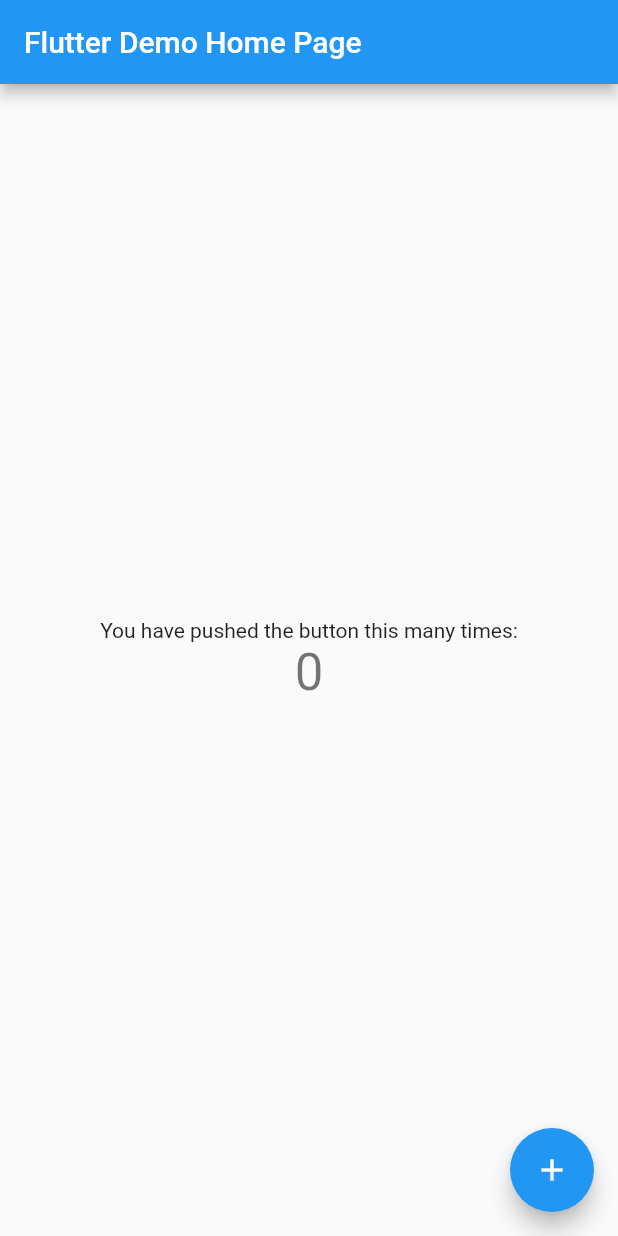
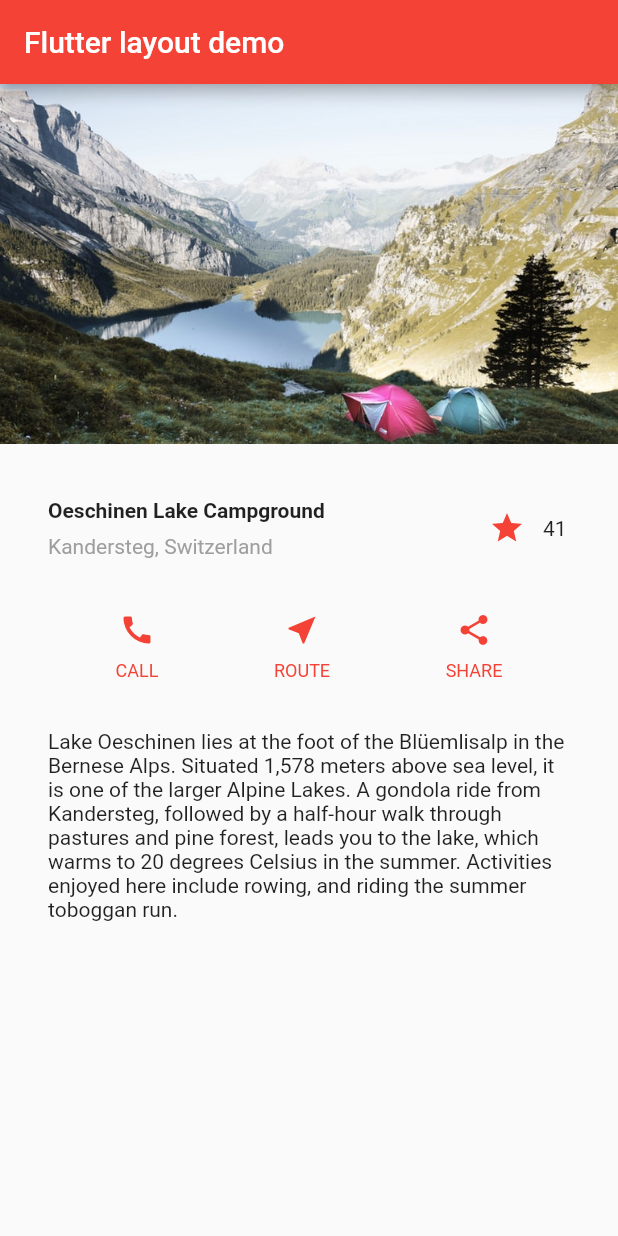
Before and after one commit to NayHtwe24/flutter_calculator, a Flutter app: the screen it shows after launch, on a phone screen of 412 x 824 dp. Run offline on Flutter 3.47's test engine with Material 2 defaults, Android fonts, the phone set to English and light mode, and no system bars.

Commit message:
Complete Flutter UI Tutorial

```diff
--- a/lib/main.dart
+++ b/lib/main.dart
@@ -1,111 +1,19 @@
 import 'package:flutter/material.dart';
+import 'package:nayhtwe_calculator/tutorial/my_home.dart';
 
-void main() => runApp(MyApp());
+void main() {
+  runApp(MyApp());
+}
 
 class MyApp extends StatelessWidget {
-  // This widget is the root of your application.
-  @override
+    @override
   Widget build(BuildContext context) {
+    // TODO: implement build
     return MaterialApp(
-      title: 'Flutter Demo',
-      theme: ThemeData(
-        // This is the theme of your application.
-        //
-        // Try running your application with "flutter run". You'll see the
-        // application has a blue toolbar. Then, without quitting the app, try
-        // changing the primarySwatch below to Colors.green and then invoke
-        // "hot reload" (press "r" in the console where you ran "flutter run",
-        // or simply save your changes to "hot reload" in a Flutter IDE).
-        // Notice that the counter didn't reset back to zero; the application
-        // is not restarted.
-        primarySwatch: Colors.blue,
-      ),
-      home: MyHomePage(title: 'Flutter Demo Home Page'),
+        theme: ThemeData(
+        primaryColor: Colors.red
+    ),
+      home: MyHome(),
     );
   }
 }
-
-class MyHomePage extends StatefulWidget {
-  MyHomePage({Key key, this.title}) : super(key: key);
-
-  // This widget is the home page of your application. It is stateful, meaning
-  // that it has a State object (defined below) that contains fields that affect
-  // how it looks.
-
-  // This class is the configuration for the state. It holds the values (in this
-  // case the title) provided by the parent (in this case the App widget) and
-  // used by the build method of the State. Fields in a Widget subclass are
-  // always marked "final".
-
-  final String title;
-
-  @override
-  _MyHomePageState createState() => _MyHomePageState();
-}
-
-class _MyHomePageState extends State<MyHomePage> {
-  int _counter = 0;
-
-  void _incrementCounter() {
-    setState(() {
-      // This call to setState tells the Flutter framework that something has
-      // changed in this State, which causes it to rerun the build method below
-      // so that the display can reflect the updated values. If we changed
-      // _counter without calling setState(), then the build method would not be
-      // called again, and so nothing would appear to happen.
-      _counter++;
-    });
-  }
-
-  @override
-  Widget build(BuildContext context) {
-    // This method is rerun every time setState is called, for instance as done
-    // by the _incrementCounter method above.
-    //
-    // The Flutter framework has been optimized to make rerunning build methods
-    // fast, so that you can just rebuild anything that needs updating rather
-    // than having to individually change instances of widgets.
-    return Scaffold(
-      appBar: AppBar(
-        // Here we take the value from the MyHomePage object that was created by
-        // the App.build method, and use it to set our appbar title.
-        title: Text(widget.title),
-      ),
-      body: Center(
-        // Center is a layout widget. It takes a single child and positions it
-        // in the middle of the parent.
-        child: Column(
-          // Column is also a layout widget. It takes a list of children and
-          // arranges them vertically. By default, it sizes itself to fit its
-          // children horizontally, and tries to be as tall as its parent.
-          //
-          // Invoke "debug painting" (press "p" in the console, choose the
-          // "Toggle Debug Paint" action from the Flutter Inspector in Android
-          // Studio, or the "Toggle Debug Paint" command in Visual Studio Code)
-          // to see the wireframe for each widget.
-          //
-          // Column has various properties to control how it sizes itself and
-          // how it positions its children. Here we use mainAxisAlignment to
-          // center the children vertically; the main axis here is the vertical
-          // axis because Columns are vertical (the cross axis would be
-          // horizontal).
-          mainAxisAlignment: MainAxisAlignment.center,
-          children: <Widget>[
-            Text(
-              'You have pushed the button this many times:',
-            ),
-            Text(
-              '$_counter',
-              style: Theme.of(context).textTheme.display1,
-            ),
-          ],
-        ),
-      ),
-      floatingActionButton: FloatingActionButton(
-        onPressed: _incrementCounter,
-        tooltip: 'Increment',
-        child: Icon(Icons.add),
-      ), // This trailing comma makes auto-formatting nicer for build methods.
-    );
-  }
-}
--- /dev/null
+++ b/lib/tutorial/my_home.dart
@@ -0,0 +1,153 @@
+import 'package:flutter/material.dart';
+
+class MyHome extends StatelessWidget {
+  @override
+  Widget build(BuildContext context) {
+
+  //Title
+    Widget titleSection = Container(
+      padding: const EdgeInsets.all(32),
+      child: Row(
+        children: [
+          Expanded(
+            child: Column(
+              crossAxisAlignment: CrossAxisAlignment.start,
+              children: <Widget>[
+                Container(
+                  padding: const EdgeInsets.only(bottom: 8),
+                  child: Text(
+                    'Oeschinen Lake Campground',
+                    style: TextStyle(fontWeight: FontWeight.bold),
+                  ),
+                ),
+                Text(
+                  'Kandersteg, Switzerland',
+                  style: TextStyle(color: Colors.grey[500]),
+                )
+              ],
+            ),
+          ),
+          Column(children: <Widget>[
+            FavoriteWidget()
+          ]),
+        ],
+      ),
+    );
+
+    //Button
+    Column _buildButtonColumn(Color color, IconData icon, String label) {
+      return Column(
+        mainAxisSize: MainAxisSize.min,
+        mainAxisAlignment: MainAxisAlignment.center,
+        children: [
+          Icon(icon, color: color),
+          Container(
+            margin: const EdgeInsets.only(top: 8),
+            child: Text(
+              label,
+              style: TextStyle(
+                fontSize: 12,
+                fontWeight: FontWeight.w400,
+                color: color,
+              ),
+            ),
+          ),
+        ],
+      );
+    }
+
+    Color color = Theme.of(context).primaryColor;
+
+    Widget buttonSection = Container(
+      child: Row(
+        mainAxisAlignment: MainAxisAlignment.spaceEvenly,
+        children: [
+          _buildButtonColumn(color, Icons.call, 'CALL'),
+          _buildButtonColumn(color, Icons.near_me, 'ROUTE'),
+          _buildButtonColumn(color, Icons.share, 'SHARE'),
+        ],
+      ),
+    );
+
+    //TextSection
+
+    Widget textSection = Container(
+      padding: const EdgeInsets.all(32),
+      child: Text(
+        'Lake Oeschinen lies at the foot of the Blüemlisalp in the Bernese '
+            'Alps. Situated 1,578 meters above sea level, it is one of the '
+            'larger Alpine Lakes. A gondola ride from Kandersteg, followed by a '
+            'half-hour walk through pastures and pine forest, leads you to the '
+            'lake, which warms to 20 degrees Celsius in the summer. Activities '
+            'enjoyed here include rowing, and riding the summer toboggan run.',
+        softWrap: true,
+      ),
+    );
+
+
+    return Scaffold(
+        appBar: AppBar(
+          title: Text("Flutter layout demo"),
+        ),
+        body: ListView(
+          children: <Widget>[
+            Image.asset(
+              'assets/images/lake.jpeg',
+              width: 600,
+              height: 240,
+              fit: BoxFit.cover,
+            ),
+            titleSection,
+            buttonSection,
+            textSection,
+          ],
+        )
+    );
+  }
+}
+
+class FavoriteWidget extends StatefulWidget {
+  @override
+  _FavoriteWidgetState createState() => _FavoriteWidgetState();
+}
+
+class _FavoriteWidgetState extends State<FavoriteWidget> {
+  bool _isFavorited = true;
+  int _favoriteCount = 41;
+
+  void _toggleFavorite() {
+    setState(() {
+      if (_isFavorited) {
+        _favoriteCount -= 1;
+        _isFavorited = false;
+      } else {
+        _favoriteCount += 1;
+        _isFavorited = true;
+      }
+    });
+  }
+
+  @override
+  Widget build(BuildContext context) {
+    // TODO: implement build
+    return Row(
+      mainAxisSize: MainAxisSize.min,
+      children: [
+        Container(
+          padding: EdgeInsets.all(0),
+          child: IconButton(
+            icon: (_isFavorited ? Icon(Icons.star) : Icon(Icons.star_border)),
+            color: Colors.red[500],
+            onPressed: _toggleFavorite,
+          ),
+        ),
+        SizedBox(
+          width: 18,
+          child: Container(
+            child: Text('$_favoriteCount'),
+          ),
+        ),
+      ],
+    );
+  }
+  }
--- a/pubspec.yaml
+++ b/pubspec.yaml
@@ -41,9 +41,9 @@ flutter:
   uses-material-design: true
 
   # To add assets to your application, add an assets section, like this:
-  # assets:
-  #  - images/a_dot_burr.jpeg
-  #  - images/a_dot_ham.jpeg
+  assets:
+    - assets/images/lake.jpeg
+
 
   # An image asset can refer to one or more resolution-specific "variants", see
   # https://flutter.dev/assets-and-images/#resolution-aware.
```
Also changed, not shown: assets/images/lake.jpeg (added), 1 other file.
